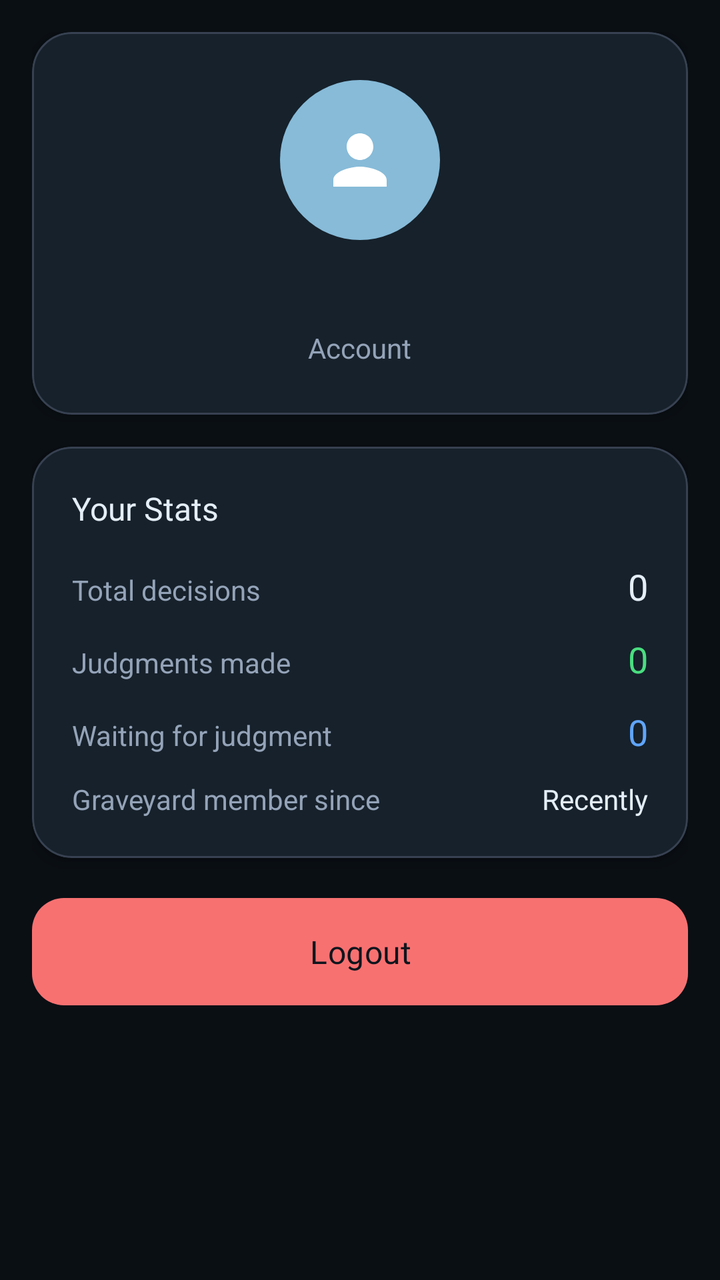
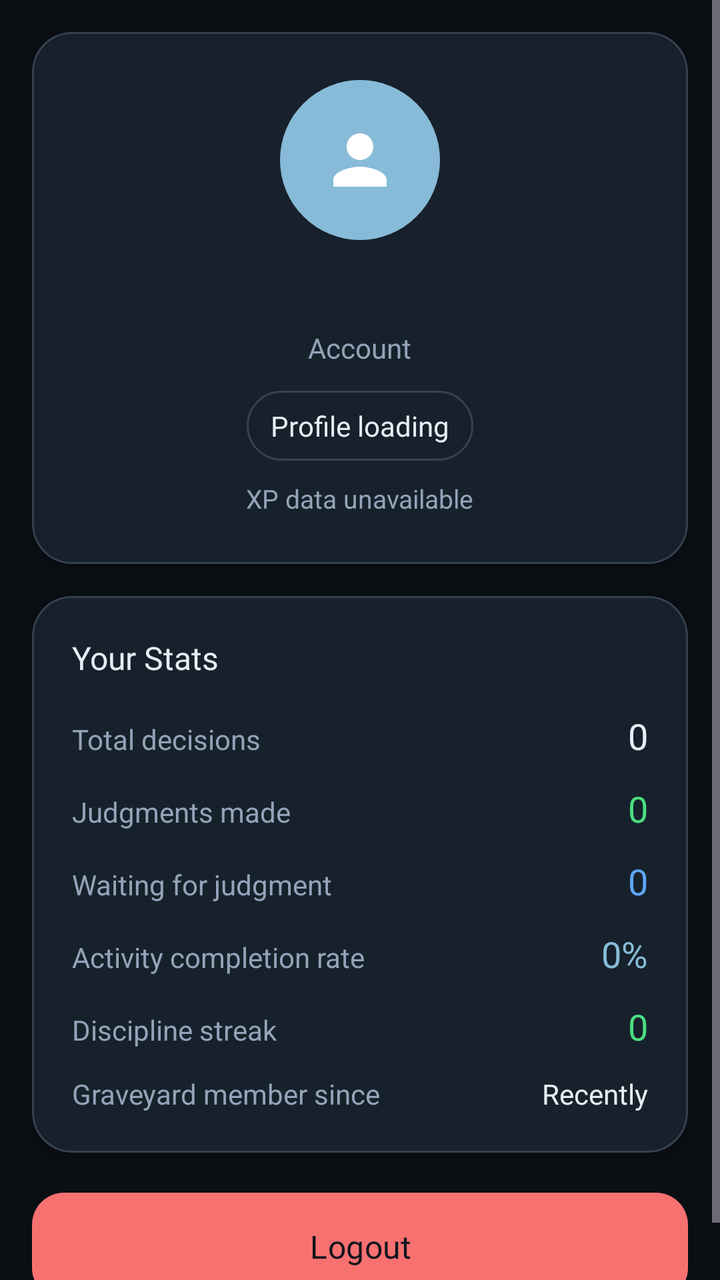

Screens rendered from an Android XML layout before and after an edit, with the pre-edit source and the edit as a unified diff.
<!-- AndroidManifest.xml: application theme Theme.DecisionGraveyard -->
<!-- res/layout/fragment_profile.xml -->
<?xml version="1.0" encoding="utf-8"?>
<ScrollView xmlns:android="http://schemas.android.com/apk/res/android"
    xmlns:app="http://schemas.android.com/apk/res-auto"
    android:layout_width="match_parent"
    android:layout_height="match_parent"
    android:background="@color/surface"
    android:fillViewport="true">

    <LinearLayout
        android:layout_width="match_parent"
        android:layout_height="wrap_content"
        android:orientation="vertical"
        android:padding="16dp">

        
        <com.google.android.material.card.MaterialCardView
            style="@style/Widget.DecisionGraveyard.Card"
            android:layout_width="match_parent"
            android:layout_height="wrap_content"
            android:layout_marginBottom="16dp">

            <LinearLayout
                android:layout_width="match_parent"
                android:layout_height="wrap_content"
                android:orientation="vertical"
                android:padding="24dp"
                android:gravity="center">

                
                <ImageView
                    android:layout_width="80dp"
                    android:layout_height="80dp"
                    android:background="@drawable/bg_consequence_circle"
                    android:padding="20dp"
                    android:src="@drawable/ic_profile"
                    app:tint="@color/white" />

                <TextView
                    android:id="@+id/tvUserEmail"
                    android:layout_width="wrap_content"
                    android:layout_height="wrap_content"
                    android:layout_marginTop="16dp"
                    android:fontFamily="@font/inter_semibold"
                    android:textColor="@color/text_primary"
                    android:textSize="18sp" />

                <TextView
                    android:layout_width="wrap_content"
                    android:layout_height="wrap_content"
                    android:layout_marginTop="4dp"
                    android:text="@string/account_info"
                    android:textColor="@color/text_secondary"
                    android:textSize="14sp" />
            </LinearLayout>
        </com.google.android.material.card.MaterialCardView>

        
        <com.google.android.material.card.MaterialCardView
            style="@style/Widget.DecisionGraveyard.Card"
            android:layout_width="match_parent"
            android:layout_height="wrap_content"
            android:layout_marginBottom="16dp">

            <LinearLayout
                android:layout_width="match_parent"
                android:layout_height="wrap_content"
                android:orientation="vertical"
                android:padding="20dp">

                <TextView
                    android:layout_width="wrap_content"
                    android:layout_height="wrap_content"
                    android:fontFamily="@font/inter_semibold"
                    android:text="Your Stats"
                    android:textColor="@color/text_primary"
                    android:textSize="16sp" />

                
                <LinearLayout
                    android:layout_width="match_parent"
                    android:layout_height="wrap_content"
                    android:layout_marginTop="16dp"
                    android:orientation="horizontal">

                    <TextView
                        android:layout_width="0dp"
                        android:layout_height="wrap_content"
                        android:layout_weight="1"
                        android:text="@string/total_decisions"
                        android:textColor="@color/text_secondary"
                        android:textSize="14sp" />

                    <TextView
                        android:id="@+id/tvTotalDecisions"
                        android:layout_width="wrap_content"
                        android:layout_height="wrap_content"
                        android:fontFamily="@font/inter_bold"
                        android:text="0"
                        android:textColor="@color/text_primary"
                        android:textSize="18sp" />
                </LinearLayout>

                
                <LinearLayout
                    android:layout_width="match_parent"
                    android:layout_height="wrap_content"
                    android:layout_marginTop="12dp"
                    android:orientation="horizontal">

                    <TextView
                        android:layout_width="0dp"
                        android:layout_height="wrap_content"
                        android:layout_weight="1"
                        android:text="@string/evaluated_decisions"
                        android:textColor="@color/text_secondary"
                        android:textSize="14sp" />

                    <TextView
                        android:id="@+id/tvEvaluatedDecisions"
                        android:layout_width="wrap_content"
                        android:layout_height="wrap_content"
                        android:fontFamily="@font/inter_bold"
                        android:text="0"
                        android:textColor="@color/success"
                        android:textSize="18sp" />
                </LinearLayout>

                
                <LinearLayout
                    android:layout_width="match_parent"
                    android:layout_height="wrap_content"
                    android:layout_marginTop="12dp"
                    android:orientation="horizontal">

                    <TextView
                        android:layout_width="0dp"
                        android:layout_height="wrap_content"
                        android:layout_weight="1"
                        android:text="@string/pending_decisions"
                        android:textColor="@color/text_secondary"
                        android:textSize="14sp" />

                    <TextView
                        android:id="@+id/tvPendingDecisions"
                        android:layout_width="wrap_content"
                        android:layout_height="wrap_content"
                        android:fontFamily="@font/inter_bold"
                        android:text="0"
                        android:textColor="@color/pending"
                        android:textSize="18sp" />
                </LinearLayout>

                
                <LinearLayout
                    android:layout_width="match_parent"
                    android:layout_height="wrap_content"
                    android:layout_marginTop="12dp"
                    android:orientation="horizontal">

                    <TextView
                        android:layout_width="0dp"
                        android:layout_height="wrap_content"
                        android:layout_weight="1"
                        android:text="@string/member_since"
                        android:textColor="@color/text_secondary"
                        android:textSize="14sp" />

                    <TextView
                        android:id="@+id/tvMemberSince"
                        android:layout_width="wrap_content"
                        android:layout_height="wrap_content"
                        android:fontFamily="@font/inter_medium"
                        android:text="Recently"
                        android:textColor="@color/text_primary"
                        android:textSize="14sp" />
                </LinearLayout>
            </LinearLayout>
        </com.google.android.material.card.MaterialCardView>

        
        <com.google.android.material.button.MaterialButton
            android:id="@+id/btnLogout"
            style="@style/Widget.DecisionGraveyard.Button.Filled"
            android:layout_width="match_parent"
            android:layout_height="wrap_content"
            android:paddingVertical="16dp"
            android:text="@string/logout"
            android:textSize="16sp"
            app:backgroundTint="@color/danger" />

    </LinearLayout>
</ScrollView>
<!-- resources referenced by this layout -->
<resources>
  <color name="danger">#F87171</color>
  <color name="pending">#60A5FA</color>
  <color name="success">#4ADE80</color>
  <color name="surface">#0A0F14</color>
  <color name="text_primary">#E4EEF7</color>
  <color name="text_secondary">#94A3B8</color>
  <color name="white">#FFFFFF</color>
  <!-- drawable bg_consequence_circle (drawable) -->
  <shape xmlns:android="http://schemas.android.com/apk/res/android"
      android:shape="oval">
      <solid android:color="@color/primary" />
  </shape>
  <string name="account_info">Account</string>
  <string name="evaluated_decisions">Judgments made</string>
  <string name="logout">Logout</string>
  <string name="member_since">Graveyard member since</string>
  <string name="pending_decisions">Waiting for judgment</string>
  <string name="total_decisions">Total decisions</string>
  <style name="Widget.DecisionGraveyard.Button.Filled" parent="Widget.DecisionGraveyard.Button">
          <item name="backgroundTint">@color/primary</item>
          <item name="android:textColor">@color/primary_variant</item>
      </style>
  <color name="primary">#87BBD8</color>
  <style name="Widget.DecisionGraveyard.Button" parent="Widget.Material3.Button">
          <item name="cornerRadius">16dp</item>
          <item name="android:textAllCaps">false</item>
          <item name="android:fontFamily">@font/inter_semibold</item>
          <item name="android:letterSpacing">0.01</item>
      </style>
  <color name="primary_variant">#0E151D</color>
  <color name="surface_card">#16212B</color>
  <color name="divider">#374151</color>
  <color name="ripple">#33FFFFFF</color>
  <color name="pending_container">#1E3A8A</color>
  <color name="secondary">#F4A261</color>
  <color name="accent_container">#7C3A0F</color>
  <color name="accent">#F4A261</color>
  <color name="surface_variant">#111827</color>
  <color name="danger_container">#7F1D1D</color>
  <color name="success_container">#14532D</color>
  <style name="TextAppearance.DecisionGraveyard.DisplayLarge" parent="TextAppearance.Material3.DisplayLarge">
          <item name="android:textColor">@color/text_primary</item>
          <item name="android:fontFamily">@font/inter_bold</item>
      </style>
  <style name="TextAppearance.DecisionGraveyard.HeadlineLarge" parent="TextAppearance.Material3.HeadlineLarge">
          <item name="android:textColor">@color/text_primary</item>
          <item name="android:fontFamily">@font/inter_semibold</item>
      </style>
  <style name="TextAppearance.DecisionGraveyard.TitleLarge" parent="TextAppearance.Material3.TitleLarge">
          <item name="android:textColor">@color/text_primary</item>
          <item name="android:fontFamily">@font/inter_semibold</item>
      </style>
  <style name="TextAppearance.DecisionGraveyard.BodyLarge" parent="TextAppearance.Material3.BodyLarge">
          <item name="android:textColor">@color/text_secondary</item>
          <item name="android:fontFamily">@font/inter_regular</item>
      </style>
  <style name="TextAppearance.DecisionGraveyard.LabelLarge" parent="TextAppearance.Material3.LabelLarge">
          <item name="android:textColor">@color/text_secondary</item>
          <item name="android:fontFamily">@font/inter_medium</item>
      </style>
  <!-- unchanged entries left out for length: 3 -->
</resources>

<!-- the commit's change to res/layout/fragment_profile.xml (unified diff, before → after) -->
@@ -51,6 +51,28 @@
                     android:text="@string/account_info"
                     android:textColor="@color/text_secondary"
                     android:textSize="14sp" />
+
+                <TextView
+                    android:id="@+id/tvUserLevel"
+                    android:layout_width="wrap_content"
+                    android:layout_height="wrap_content"
+                    android:layout_marginTop="12dp"
+                    android:background="@drawable/bg_surface_card"
+                    android:fontFamily="@font/inter_medium"
+                    android:paddingHorizontal="12dp"
+                    android:paddingVertical="8dp"
+                    android:text="@string/profile_level_unknown"
+                    android:textColor="@color/text_primary"
+                    android:textSize="14sp" />
+
+                <TextView
+                    android:id="@+id/tvXpProgress"
+                    android:layout_width="wrap_content"
+                    android:layout_height="wrap_content"
+                    android:layout_marginTop="10dp"
+                    android:text="@string/profile_xp_unavailable"
+                    android:textColor="@color/text_secondary"
+                    android:textSize="13sp" />
             </LinearLayout>
         </com.google.android.material.card.MaterialCardView>
 
@@ -71,7 +93,7 @@
                     android:layout_width="wrap_content"
                     android:layout_height="wrap_content"
                     android:fontFamily="@font/inter_semibold"
-                    android:text="Your Stats"
+                    android:text="@string/profile_stats"
                     android:textColor="@color/text_primary"
                     android:textSize="16sp" />
 
@@ -147,6 +169,54 @@
                         android:fontFamily="@font/inter_bold"
                         android:text="0"
                         android:textColor="@color/pending"
+                        android:textSize="18sp" />
+                </LinearLayout>
+
+                <LinearLayout
+                    android:layout_width="match_parent"
+                    android:layout_height="wrap_content"
+                    android:layout_marginTop="12dp"
+                    android:orientation="horizontal">
+
+                    <TextView
+                        android:layout_width="0dp"
+                        android:layout_height="wrap_content"
+                        android:layout_weight="1"
+                        android:text="@string/profile_activity_rate"
+                        android:textColor="@color/text_secondary"
+                        android:textSize="14sp" />
+
+                    <TextView
+                        android:id="@+id/tvActivityCompletionRate"
+                        android:layout_width="wrap_content"
+                        android:layout_height="wrap_content"
+                        android:fontFamily="@font/inter_bold"
+                        android:text="0%"
+                        android:textColor="@color/primary"
+                        android:textSize="18sp" />
+                </LinearLayout>
+
+                <LinearLayout
+                    android:layout_width="match_parent"
+                    android:layout_height="wrap_content"
+                    android:layout_marginTop="12dp"
+                    android:orientation="horizontal">
+
+                    <TextView
+                        android:layout_width="0dp"
+                        android:layout_height="wrap_content"
+                        android:layout_weight="1"
+                        android:text="@string/profile_discipline_streak"
+                        android:textColor="@color/text_secondary"
+                        android:textSize="14sp" />
+
+                    <TextView
+                        android:id="@+id/tvDisciplineStreak"
+                        android:layout_width="wrap_content"
+                        android:layout_height="wrap_content"
+                        android:fontFamily="@font/inter_bold"
+                        android:text="0"
+                        android:textColor="@color/success"
                         android:textSize="18sp" />
                 </LinearLayout>
 
<!-- resource entries referenced after the edit -->
@@ -12,11 +12,25 @@
       android:shape="oval">
       <solid android:color="@color/primary" />
   </shape>
+  <!-- drawable bg_surface_card (drawable) -->
+  <?xml version="1.0" encoding="utf-8"?>
+  <shape xmlns:android="http://schemas.android.com/apk/res/android">
+      <solid android:color="@color/surface_card" />
+      <corners android:radius="20dp" />
+      <stroke
+          android:width="1dp"
+          android:color="@color/divider" />
+  </shape>
   <string name="account_info">Account</string>
   <string name="evaluated_decisions">Judgments made</string>
   <string name="logout">Logout</string>
   <string name="member_since">Graveyard member since</string>
   <string name="pending_decisions">Waiting for judgment</string>
+  <string name="profile_activity_rate">Activity completion rate</string>
+  <string name="profile_discipline_streak">Discipline streak</string>
+  <string name="profile_level_unknown">Profile loading</string>
+  <string name="profile_stats">Your Stats</string>
+  <string name="profile_xp_unavailable">XP data unavailable</string>
   <string name="total_decisions">Total decisions</string>
   <style name="Widget.DecisionGraveyard.Button.Filled" parent="Widget.DecisionGraveyard.Button">
           <item name="backgroundTint">@color/primary</item>
